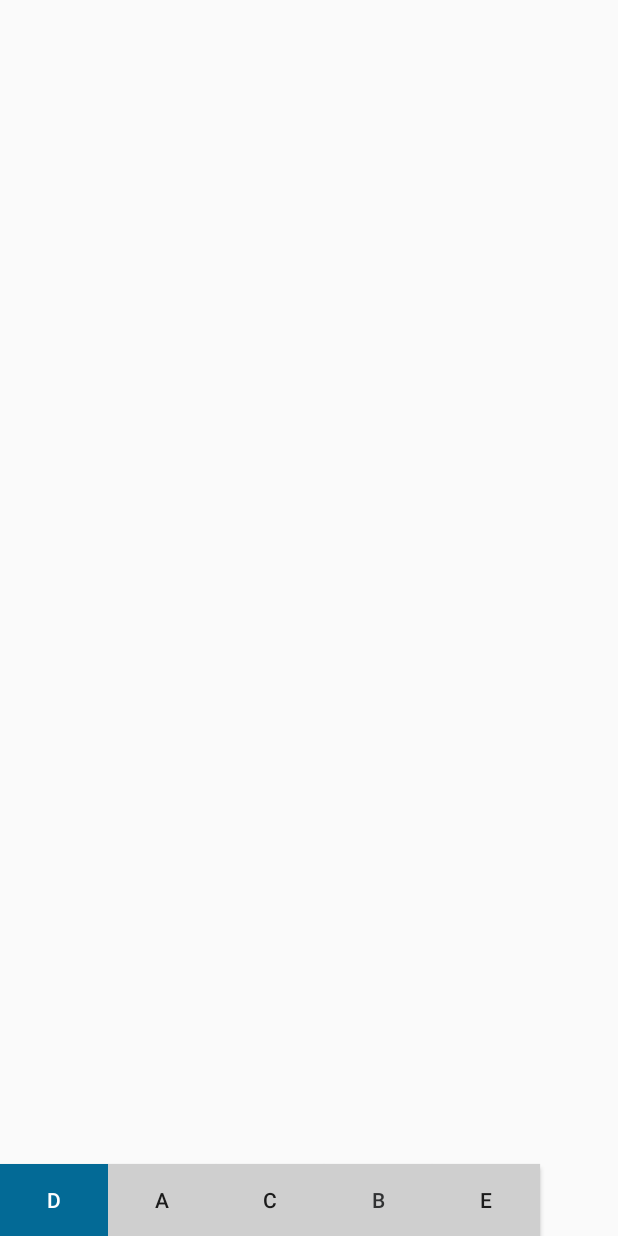
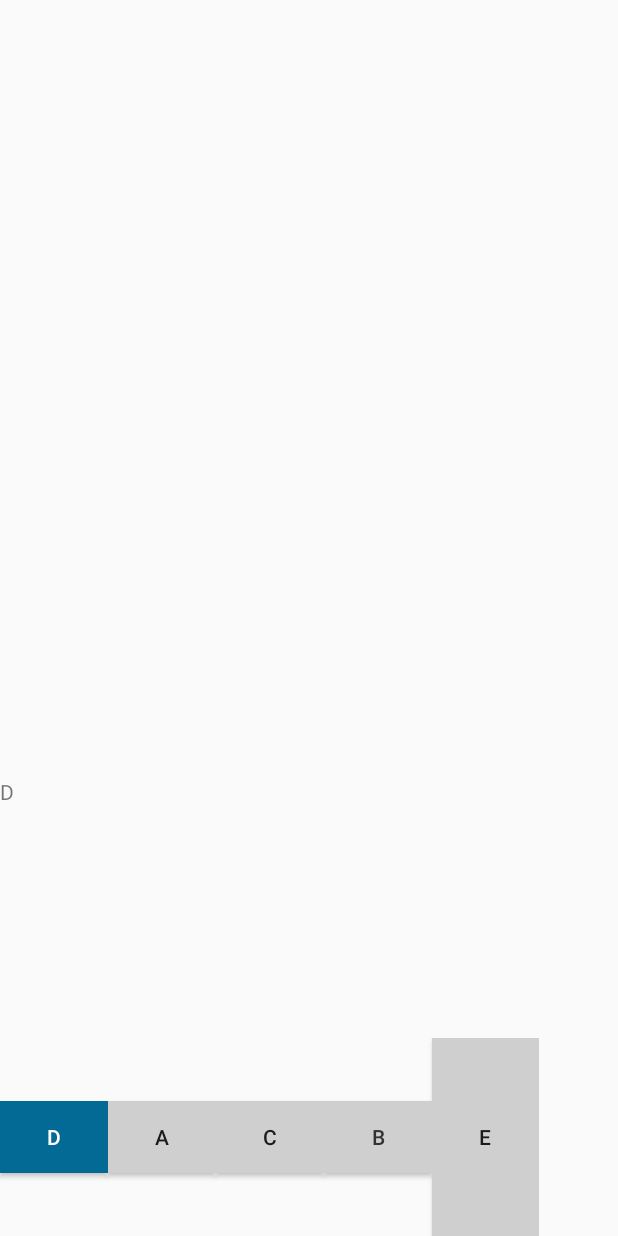
Before and after one commit to Compiladores20/ProyectoInvestigacion, an Android app: the screen it shows after launch (MainActivity), after a tap on an icon or button, on a phone screen of 412 x 824 dp. Run offline under Robolectric (Android 15) with nearby library versions, the phone set to English and light mode, and no system bars.

Commit message:
Sound on buttons

```diff
--- a/Jackris06/MyApplication/app/src/main/java/com/example/leonel/myapplication/MainActivity.java
+++ b/Jackris06/MyApplication/app/src/main/java/com/example/leonel/myapplication/MainActivity.java
@@ -2,15 +2,21 @@ package com.example.leonel.myapplication;
 
 import android.app.Activity;
 import android.graphics.Color;
+import android.media.MediaPlayer;
 import android.os.Bundle;
+
+import android.util.Log;
 import android.view.View;
 import android.widget.Button;
+import android.widget.TextView;
 
 /**
  * Created by LEONEL on 26/8/2017.
  */
 
-public class MainActivity extends Activity implements  View.OnClickListener{
+public class MainActivity extends  Activity implements  View.OnClickListener {
+
+    private String textContent = "";
     private Button[] btn = new Button[5];
     private Button btn_unfocus;
     private int[] btn_id = {R.id.btn0, R.id.btn1, R.id.btn2, R.id.btn3, R.id.btn4};
@@ -30,21 +36,41 @@ public class MainActivity extends Activity implements  View.OnClickListener{
 
     @Override
     public void onClick (View v){
+        final MediaPlayer ASound = MediaPlayer.create(this, R.raw.a);
+        final MediaPlayer BSound = MediaPlayer.create(this, R.raw.b);
+        final MediaPlayer CSound = MediaPlayer.create(this, R.raw.c);
+        final MediaPlayer DSound = MediaPlayer.create(this, R.raw.d);
+        final MediaPlayer ESound = MediaPlayer.create(this, R.raw.e);
         switch(v.getId()){
             case R.id.btn0:
                 setFocus(btn_unfocus,btn[0]);
+                printContent(btn[0]);
+                changeText(btn[0].getText().toString());
+                ASound.start();
                 break;
             case R.id.btn1:
                 setFocus(btn_unfocus,btn[1]);
+                printContent(btn[1]);
+                changeText(btn[1].getText().toString());
+                BSound.start();
                 break;
             case R.id.btn2:
                 setFocus(btn_unfocus,btn[2]);
+                printContent(btn[2]);
+                changeText(btn[2].getText().toString());
+                CSound.start();
                 break;
             case R.id.btn3:
                 setFocus(btn_unfocus,btn[3]);
+                printContent(btn[3]);
+                changeText(btn[3].getText().toString());
+                DSound.start();
                 break;
             case R.id.btn4:
                 setFocus(btn_unfocus,btn[4]);
+                printContent(btn[4]);
+                changeText(btn[4].getText().toString());
+                ESound.start();
                 break;
         }
     }
@@ -55,6 +81,14 @@ public class MainActivity extends Activity implements  View.OnClickListener{
         btn_focus.setTextColor(Color.rgb(255,255,255));
         btn_focus.setBackgroundColor(Color.rgb(3,106,150));
         this.btn_unfocus = btn_focus;
+    }
 
+    private void printContent(Button pButton){
+        Log.i("Myapp",pButton.getText().toString());
+    }
+    private void changeText(String pEntry){
+        TextView text = (TextView) findViewById(R.id.textView5);
+        text.setText(textContent+pEntry);
+        textContent =  textContent + pEntry;
     }
 }
--- a/Jackris06/MyApplication/app/src/main/res/layout/activity_button_group.xml
+++ b/Jackris06/MyApplication/app/src/main/res/layout/activity_button_group.xml
@@ -1,7 +1,26 @@
 <?xml version="1.0" encoding="utf-8"?>
+
 <LinearLayout xmlns:android="http://schemas.android.com/apk/res/android"
-    android:orientation="horizontal" android:layout_width="match_parent"
-    android:layout_height="match_parent">
+
+    android:layout_width="match_parent"
+    android:layout_height="match_parent"
+    android:gravity="bottom"
+    android:orientation="vertical"
+    android:weightSum="1">
+
+    <TextView
+        android:id="@+id/textView5"
+        android:layout_width="match_parent"
+        android:layout_height="wrap_content"
+        android:layout_weight="0.23"
+        android:text="Hola mundo" />
+
+    <LinearLayout
+        android:layout_width="wrap_content"
+        android:layout_height="wrap_content"
+        android:layout_gravity="bottom"
+        android:orientation="horizontal">
+
 
         <Button
             android:id="@+id/btn3"
@@ -33,9 +52,10 @@
 
         <Button
             android:id="@+id/btn4"
-        android:layout_width="72dp"
-        android:layout_height="wrap_content"
+            android:layout_width="71dp"
+            android:layout_height="132dp"
             android:layout_gravity="bottom"
             android:text="@string/btn4" />
 
     </LinearLayout>
+</LinearLayout>
```
Also changed, not shown: Jackris06/MyApplication/app/src/main/res/layout/activity_main.xml (+7 -0 lines), 6 other files. Lines whose indentation alone changed are shown as unchanged.
